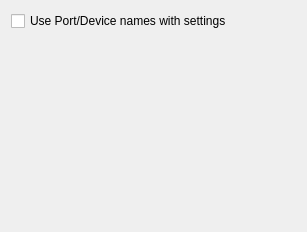
This is src/core/gui/dialogs/settings/core_widgetsettingsview.ui in serhmarch/ModbusTools as Qt 5 draws it before an edit. The edited form follows.
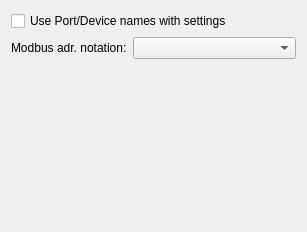
This is the edited form.

Commit message: Made a general setting for AddressType for all dialogs and other windows

What changed in the file:
```diff
--- a/src/core/gui/dialogs/settings/core_widgetsettingsview.ui
+++ b/src/core/gui/dialogs/settings/core_widgetsettingsview.ui
@@ -13,15 +13,25 @@
   <property name="windowTitle">
    <string>Form</string>
   </property>
-  <layout class="QVBoxLayout" name="verticalLayout">
-   <item>
+  <layout class="QFormLayout" name="formLayout">
+   <item row="0" column="0" colspan="2">
     <widget class="QCheckBox" name="chbUseNameWithSettings">
      <property name="text">
       <string>Use Port/Device names with settings</string>
      </property>
     </widget>
    </item>
-   <item>
+   <item row="1" column="0">
+    <widget class="QLabel" name="label">
+     <property name="text">
+      <string>Modbus adr. notation:</string>
+     </property>
+    </widget>
+   </item>
+   <item row="1" column="1">
+    <widget class="QComboBox" name="cmbAddressNotation"/>
+   </item>
+   <item row="2" column="0">
     <spacer name="verticalSpacer_2">
      <property name="orientation">
       <enum>Qt::Vertical</enum>
```
The commit also changes 21 other files.
